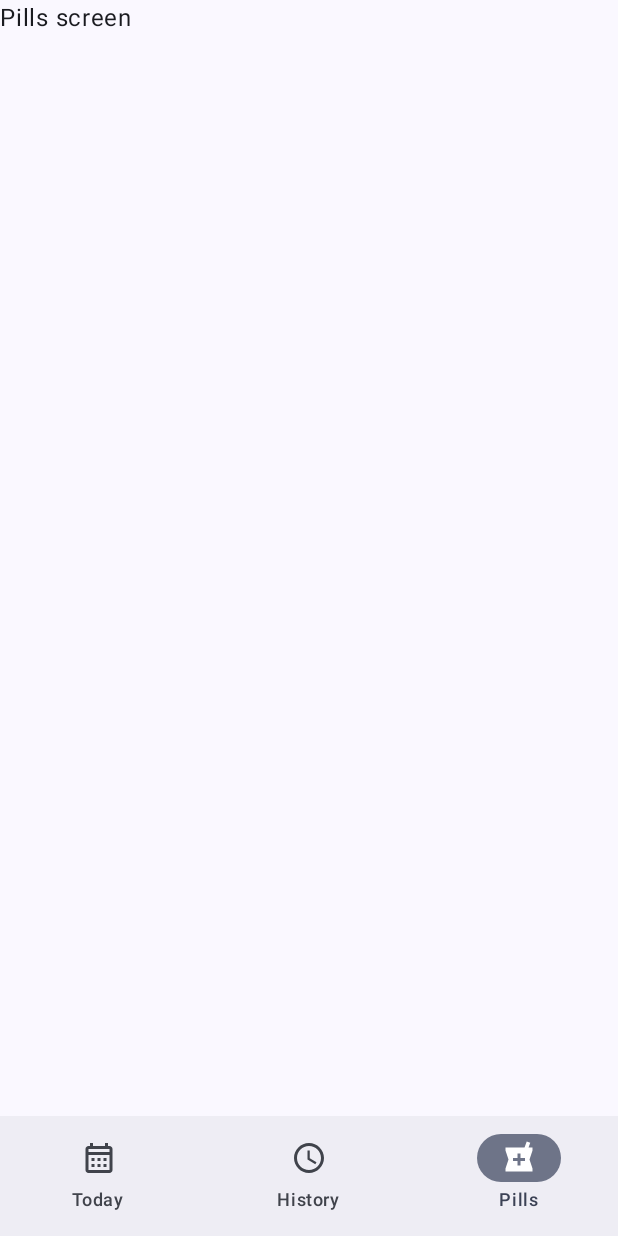
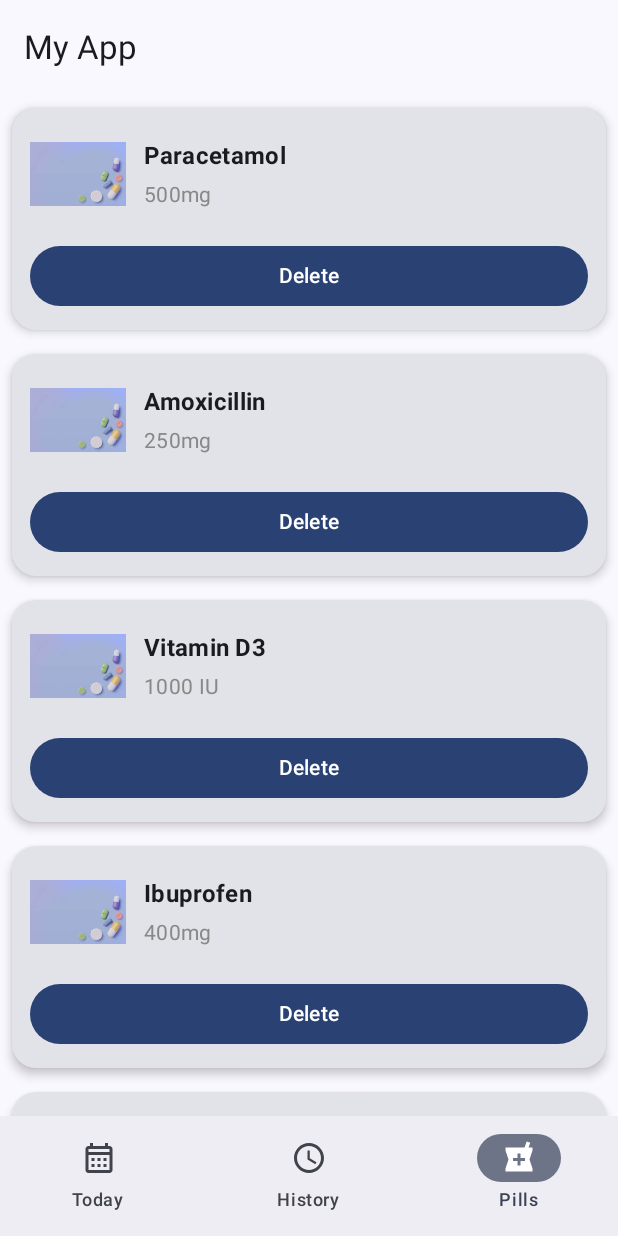
Before and after one commit to Versus04/CareCircle, an Android app built with Jetpack Compose: the composable HomeScreen shown on its own in the app's theme, item 3 of the bottom bar chosen, on a phone screen of 412 x 824 dp. Run offline under Robolectric (Android 15) with nearby library versions, the phone set to English and light mode, and no system bars; 1 statement that could not run was skipped.

Commit message:
got all the base screens working

```diff
--- a/app/src/main/java/com/example/carecircle/Presentation/HomeScreen.kt
+++ b/app/src/main/java/com/example/carecircle/Presentation/HomeScreen.kt
@@ -9,20 +9,26 @@ import androidx.compose.material.icons.filled.WatchLater
 import androidx.compose.material.icons.outlined.CalendarMonth
 import androidx.compose.material.icons.outlined.LocalPharmacy
 import androidx.compose.material.icons.outlined.WatchLater
+import androidx.compose.material3.ExperimentalMaterial3Api
 import androidx.compose.material3.Icon
 import androidx.compose.material3.NavigationBar
 import androidx.compose.material3.NavigationBarItem
 import androidx.compose.material3.Scaffold
 import androidx.compose.material3.Text
+import androidx.compose.material3.TopAppBar
 import androidx.compose.runtime.Composable
 import androidx.compose.runtime.getValue
 import androidx.compose.ui.Modifier
 import androidx.compose.ui.graphics.vector.ImageVector
+import androidx.lifecycle.viewmodel.compose.viewModel
 import androidx.navigation.NavHostController
 import androidx.navigation.compose.NavHost
 import androidx.navigation.compose.composable
 import androidx.navigation.compose.currentBackStackEntryAsState
 import androidx.navigation.compose.rememberNavController
+import com.example.carecircle.Presentation.History.HistoryScreen
+import com.example.carecircle.Presentation.Pills.PillsScreen
+import com.example.carecircle.Presentation.Today.MedicineViewModel
 import com.example.carecircle.Presentation.Today.TodayScreen
 
 sealed class BottomNavItem(
@@ -35,6 +41,7 @@ sealed class BottomNavItem(
     object History : BottomNavItem("history", "History", Icons.Outlined.WatchLater, Icons.Filled.WatchLater)
     object Pills : BottomNavItem("pills", "Pills", Icons.Outlined.LocalPharmacy, Icons.Filled.LocalPharmacy)
 }
+@OptIn(ExperimentalMaterial3Api::class)
 @SuppressLint("UnusedMaterial3ScaffoldPaddingParameter")
 @Composable
 fun HomeScreen(navController: NavHostController = rememberNavController()) {
@@ -43,6 +50,8 @@ fun HomeScreen(navController: NavHostController = rememberNavController()) {
         BottomNavItem.History,
         BottomNavItem.Pills
     )
+    val medViewModel = viewModel<MedicineViewModel>()
+
 
     val navBackStackEntry by navController.currentBackStackEntryAsState()
     val currentRoute = navBackStackEntry?.destination?.route
@@ -74,6 +83,10 @@ fun HomeScreen(navController: NavHostController = rememberNavController()) {
                     )
                 }
             }
+        } , topBar = {
+            TopAppBar(
+                title = { Text("My App") }
+            )
         }
     ) {
         NavHost(
@@ -81,9 +94,9 @@ fun HomeScreen(navController: NavHostController = rememberNavController()) {
             startDestination = BottomNavItem.Home.route,
             modifier = Modifier.padding(it)
         ) {
-            composable(BottomNavItem.Home.route) { TodayScreen() }
-            composable(BottomNavItem.History.route) { Text("History screen") }
-            composable(BottomNavItem.Pills.route) { Text("Pills screen") }
+            composable(BottomNavItem.Home.route) { TodayScreen( medicineViewModel= medViewModel) }
+            composable(BottomNavItem.History.route) { HistoryScreen(medicineViewModel = medViewModel) }
+            composable(BottomNavItem.Pills.route) { PillsScreen(medicineViewModel = medViewModel) }
         }
     }
 }
--- a/app/src/main/java/com/example/carecircle/Presentation/Pills/PillsScreen.kt
+++ b/app/src/main/java/com/example/carecircle/Presentation/Pills/PillsScreen.kt
@@ -1 +1,44 @@
 package com.example.carecircle.Presentation.Pills
+
+import androidx.compose.foundation.Image
+import androidx.compose.foundation.layout.Arrangement
+import androidx.compose.foundation.layout.Column
+import androidx.compose.foundation.layout.Row
+import androidx.compose.foundation.layout.fillMaxWidth
+import androidx.compose.foundation.layout.padding
+import androidx.compose.foundation.layout.size
+import androidx.compose.foundation.lazy.LazyColumn
+import androidx.compose.foundation.lazy.items
+import androidx.compose.foundation.shape.RoundedCornerShape
+import androidx.compose.material3.Button
+import androidx.compose.material3.Card
+import androidx.compose.material3.CardDefaults
+import androidx.compose.material3.MaterialTheme
+import androidx.compose.material3.Text
+import androidx.compose.runtime.Composable
+import androidx.compose.runtime.collectAsState
+import androidx.compose.runtime.getValue
+import androidx.compose.ui.Alignment
+import androidx.compose.ui.Modifier
+import androidx.compose.ui.draw.clip
+import androidx.compose.ui.graphics.Color
+import androidx.compose.ui.res.painterResource
+import androidx.compose.ui.text.font.FontWeight
+import androidx.compose.ui.unit.dp
+import com.example.carecircle.Presentation.Today.MedicineCard
+import com.example.carecircle.Presentation.Today.MedicineViewModel
+import com.example.carecircle.R
+import com.example.carecircle.data.Medication
+
+@Composable
+fun PillsScreen(medicineViewModel: MedicineViewModel)
+{
+    val curr by medicineViewModel.medications.collectAsState()
+    LazyColumn {
+        items(curr)
+        { it->
+            MedicineCard(medicine = it, {medicineViewModel.removeMed(it)} ,"Delete")
+
+        }
+    }
+}
--- a/app/src/main/java/com/example/carecircle/Presentation/Pills/PillsViewModel.kt
+++ /dev/null
@@ -1,6 +0,0 @@
-package com.example.carecircle.Presentation.Pills
-
-import androidx.lifecycle.ViewModel
-
-class PillsViewModel  : ViewModel() {
-}
--- /dev/null
+++ b/app/src/main/java/com/example/carecircle/Presentation/Today/MedicineViewModel.kt
@@ -0,0 +1,51 @@
+package com.example.carecircle.Presentation.Today
+
+import android.util.Log
+import androidx.compose.runtime.mutableStateListOf
+import androidx.lifecycle.ViewModel
+import com.example.carecircle.data.Medication
+import com.example.carecircle.data.TodayUiState
+import kotlinx.coroutines.flow.MutableStateFlow
+import kotlinx.coroutines.flow.StateFlow
+import kotlinx.coroutines.flow.update
+
+class MedicineViewModel : ViewModel() {
+    private val _meds = MutableStateFlow<List<Medication>>(getFakeMedicines())
+    val medications: StateFlow<List<Medication>> = _meds
+
+    fun getFakeMedicines() : List<Medication>
+    {
+        return listOf(
+            Medication(name = "Paracetamol", dosage = "500mg", time = "8:00 AM", taken = false),
+            Medication(name = "Amoxicillin", dosage = "250mg", time = "12:00 PM",taken = false),
+            Medication(name = "Vitamin D3", dosage = "1000 IU", time = "6:00 PM",taken = false),
+            Medication(name = "Ibuprofen", dosage = "400mg", time = "9:00 PM",taken = false),
+            Medication(name = "Metformin", dosage = "850mg", time = "7:00 AM",taken = false)
+        )
+    }
+    fun addmedications(med: Medication)
+    {
+        _meds.update { currentList ->
+            currentList+med
+        }
+    }
+
+
+    fun markAsTaken(med: Medication) {
+        _meds.update { state ->
+            state.map {
+                if (it.id == med.id) it.copy(taken = true) else it
+            }
+        }
+    }
+    fun removeMed(med: Medication)
+    {
+    _meds.update { currentList ->
+        currentList.filter { it.id != med.id }
+
+    }
+    }
+
+
+
+}
--- a/app/src/main/java/com/example/carecircle/Presentation/Today/TodayScreen.kt
+++ b/app/src/main/java/com/example/carecircle/Presentation/Today/TodayScreen.kt
@@ -1,7 +1,6 @@
 package com.example.carecircle.Presentation.Today
 
 import androidx.compose.foundation.Image
-import androidx.compose.foundation.background
 import androidx.compose.foundation.layout.Arrangement
 import androidx.compose.foundation.layout.Column
 import androidx.compose.foundation.layout.Row
@@ -26,20 +25,19 @@ import androidx.compose.ui.draw.clip
 import androidx.compose.ui.graphics.Color
 import androidx.compose.ui.res.painterResource
 import androidx.compose.ui.text.font.FontWeight
-import androidx.compose.ui.tooling.preview.Preview
 import androidx.compose.ui.unit.dp
-import androidx.lifecycle.viewmodel.compose.viewModel
+import com.example.carecircle.R
 import com.example.carecircle.data.Medication
-import com.example.carecircle.R
+
 @Composable
-fun TodayScreen( todayViewModel: TodayViewModel = viewModel())
+fun TodayScreen(medicineViewModel: MedicineViewModel )
 {
-    val curr by todayViewModel.uiState.collectAsState()
+    val curr by medicineViewModel.medications.collectAsState()
     Column(Modifier.fillMaxSize() , verticalArrangement = Arrangement.Center ,
         horizontalAlignment = Alignment.CenterHorizontally){
         LazyColumn {
-            items(curr.medications){ it ->
-                MedicineCard(it)
+            items(curr){ it ->
+                MedicineCard(it , { medicineViewModel.markAsTaken(med = it) },"Mark As Taken")
             }
 
         }
@@ -47,7 +45,7 @@ fun TodayScreen( todayViewModel: TodayViewModel = viewModel())
     }
 }
 @Composable
-fun MedicineCard(medicine: Medication) {
+fun MedicineCard(medicine: Medication , onclick: () -> Unit , toshow: String) {
     Card(
         modifier = Modifier
             .padding(8.dp)
@@ -91,20 +89,27 @@ fun MedicineCard(medicine: Medication) {
                 }
             }
 
-            Button(
-                onClick = { /* Handle action */ },
-                modifier = Modifier.fillMaxWidth(),
-                shape = RoundedCornerShape(32.dp)
-            ) {
-                Text("Mark As Taken")
-            }
+
+                if (!medicine.taken)Button(
+                    onClick = {
+                        onclick()
+                    },
+                    modifier = Modifier.fillMaxWidth(),
+                    shape = RoundedCornerShape(32.dp)
+                ) {
+                    Text(toshow)
+                }
+            else{
+                    Text(
+                        text = "✅ Medicine already taken",
+                        color = Color.Green,
+                        fontWeight = FontWeight.SemiBold
+                    )
+
+                }
+
+
+                }
+
         }
     }
-}
-
-@Preview
-@Composable
-fun prev()
-{
-    MedicineCard(Medication(name = "Paracetamol", dosage = "500mg", time = "8:00 AM"))
-}
--- a/app/src/main/java/com/example/carecircle/Presentation/Today/TodayViewModel.kt
+++ /dev/null
@@ -1,28 +0,0 @@
-package com.example.carecircle.Presentation.Today
-
-import androidx.lifecycle.ViewModel
-import com.example.carecircle.data.Medication
-import com.example.carecircle.data.TodayUiState
-import kotlinx.coroutines.flow.MutableStateFlow
-import kotlinx.coroutines.flow.StateFlow
-
-class TodayViewModel : ViewModel() {
-    private val _uiState = MutableStateFlow(TodayUiState(
-        user = "Shubham",
-        isLoading = false,
-        medications =getFakeMedicines(),
-        errorMessage = "no error"
-    ))
-    val uiState: StateFlow<TodayUiState> = _uiState
-    fun getFakeMedicines() : List<Medication>
-    {
-        return listOf(
-            Medication(name = "Paracetamol", dosage = "500mg", time = "8:00 AM"),
-            Medication(name = "Amoxicillin", dosage = "250mg", time = "12:00 PM"),
-            Medication(name = "Vitamin D3", dosage = "1000 IU", time = "6:00 PM"),
-            Medication(name = "Ibuprofen", dosage = "400mg", time = "9:00 PM"),
-            Medication(name = "Metformin", dosage = "850mg", time = "7:00 AM")
-        )
-    }
-
-}
--- a/app/src/main/java/com/example/carecircle/data/Medication.kt
+++ b/app/src/main/java/com/example/carecircle/data/Medication.kt
@@ -1,3 +1,10 @@
 package com.example.carecircle.data
 
-data class Medication( val name : String , val dosage : String ,val time : String)
+import java.util.UUID
+
+data class Medication(
+    val id: String = UUID.randomUUID().toString(),
+    val name : String,
+    val dosage : String,
+    val time : String,
+    var taken : Boolean)
```
Also changed, not shown: app/src/main/java/com/example/carecircle/Presentation/History/HistoryScreen.kt (+51 -0 lines), app/src/main/java/com/example/carecircle/data/PillsUiState.kt (added, +7 -0 lines).
